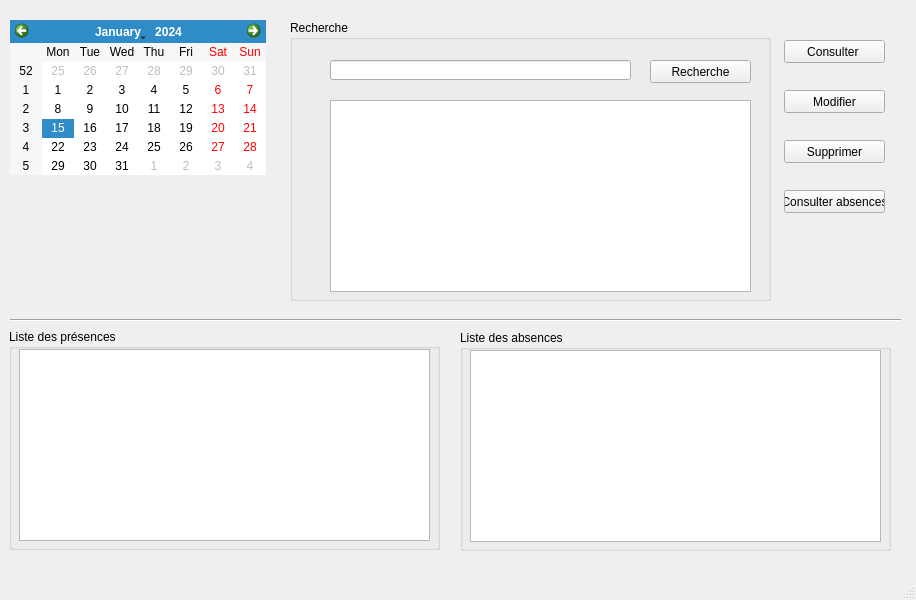
Before: the Qt Designer form FaceRecognition/admin.ui in idriss92/FaceRecognition, drawn with Qt 5.
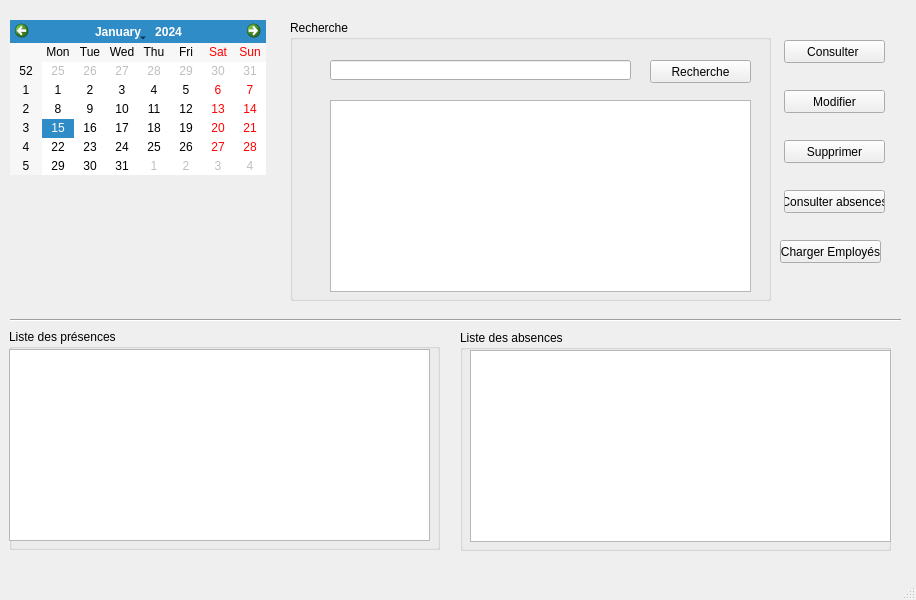
After: the same form once the commit is applied.

Commit message: nouvel admin

Diff of the .ui file:
```diff
--- a/FaceRecognition/admin.ui
+++ b/FaceRecognition/admin.ui
@@ -82,12 +82,12 @@
     <property name="title">
      <string>Liste des présences</string>
     </property>
-    <widget class="QColumnView" name="columnViewPresence">
+    <widget class="QTableView" name="tableViewListePresence">
      <property name="geometry">
       <rect>
-       <x>10</x>
+       <x>0</x>
        <y>20</y>
-       <width>411</width>
+       <width>421</width>
        <height>192</height>
       </rect>
      </property>
@@ -105,12 +105,12 @@
     <property name="title">
      <string>Liste des absences</string>
     </property>
-    <widget class="QColumnView" name="columnViewAbsences">
+    <widget class="QTableView" name="tableViewListeAbsence">
      <property name="geometry">
       <rect>
        <x>10</x>
        <y>20</y>
-       <width>411</width>
+       <width>421</width>
        <height>192</height>
       </rect>
      </property>
@@ -181,6 +181,19 @@
      <enum>Qt::Horizontal</enum>
     </property>
    </widget>
+   <widget class="QPushButton" name="pushButtonChargerEmp">
+    <property name="geometry">
+     <rect>
+      <x>780</x>
+      <y>240</y>
+      <width>101</width>
+      <height>23</height>
+     </rect>
+    </property>
+    <property name="text">
+     <string>Charger Employés</string>
+    </property>
+   </widget>
    <zorder>calendarWidget</zorder>
    <zorder>groupBoxRecherche</zorder>
    <zorder>groupBox_2</zorder>
```
Left out of the diff: 3 changed lines with no effect on the pictures. The commit also changes 24 other files.
